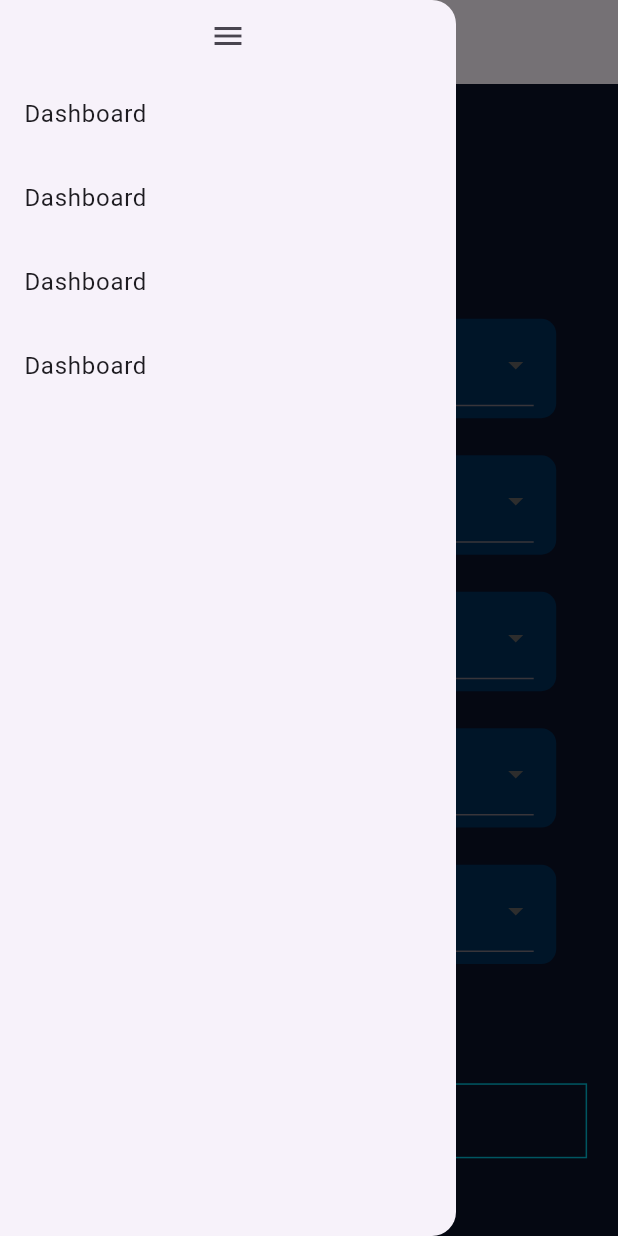
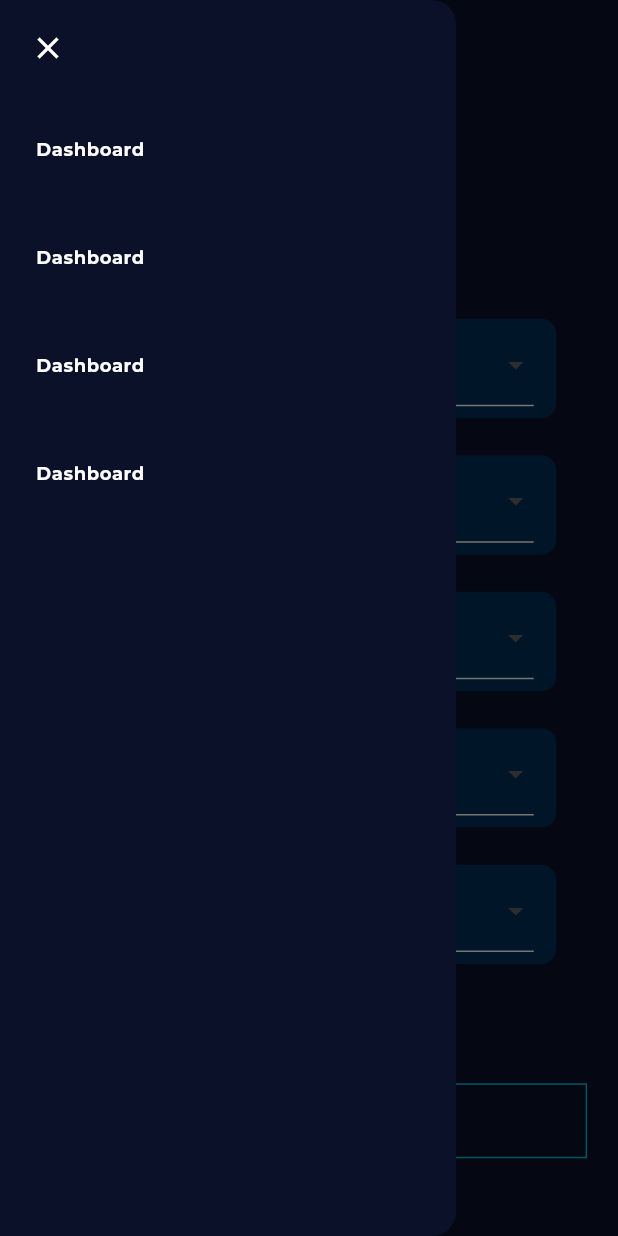
Before and after one commit to Jahanzaibhabib/OBD-flutter-app, a Flutter app: the Step1Screen screen opened directly, with the side drawer open, on a phone screen of 412 x 824 dp. Run offline on Flutter 3.47's test engine with Material 3 defaults, Android fonts, the phone set to English and light mode, and no system bars; our stand-ins replace google_fonts; missing offline and left inert: all_bluetooth.

Commit message:
Working on diagnostic Screen

```diff
--- a/lib/screens/appbar.dart
+++ b/lib/screens/appbar.dart
@@ -1,10 +1,25 @@
 import 'package:flutter/material.dart';
+import 'package:obd/providers/is_drawer_open_provider.dart';
+import 'package:obd/variables/functions_for_text_and_color_theme.dart';
 import 'package:obd/variables/variables.dart';
+import 'package:provider/provider.dart';
 
-PreferredSizeWidget CustomAppbar(){
+PreferredSizeWidget CustomAppbar(BuildContext context){
+
+  DrawerProvider provider = Provider.of<DrawerProvider>(context);
 
   return  AppBar(
-     title :  Text("data"),
+    backgroundColor: getColorScheme(context).primary,
+      leading: Builder(
+        builder: (newContext) {
+          return IconButton(onPressed: (){
+
+            openDrawer(newContext);
+          }, icon: Icon(Icons
+              .menu , color: Colors.white,));
+        }
+      ),
+
       automaticallyImplyLeading : false
 
   );
@@ -13,16 +28,16 @@ PreferredSizeWidget CustomAppbar(){
 
 
 
-void openDrawer() {
-    isDrawerOpen = true;
-    print('Drawer Opened');
+void openDrawer(BuildContext context) {
+  print("Open Drawer Clicked");
+    Scaffold.of(context).openDrawer();
 }
-
-void closeDrawer() {
-
-  isDrawerOpen = false;
-  print('Drawer Closed');
-
-
-
-}
+//
+// void closeDrawer() {
+//
+//   isDrawerOpen = false;
+//   print('Drawer Closed');
+//
+//
+//
+// }
--- a/lib/screens/drawer.dart
+++ b/lib/screens/drawer.dart
@@ -1,7 +1,10 @@
 import 'package:flutter/material.dart';
 import 'package:obd/providers/is_drawer_open_provider.dart';
+import 'package:obd/variables/colors.dart';
 import 'package:obd/variables/variables.dart';
 import 'package:provider/provider.dart';
+
+import '../variables/functions_for_text_and_color_theme.dart';
 
 List drawerItems = [{"title" : "Dashboard" , "onTap" : (){print("drawer is "
     "tapped");}} , {"title" : "Dashboard" , "onTap" : (){print("drawer is "
@@ -11,37 +14,58 @@ List drawerItems = [{"title" : "Dashboard" , "onTap" : (){print("drawer is "
 
 Widget CustomDrawer({required BuildContext context}){
 
-  DrawerProvider provider = Provider.of<DrawerProvider>(context);
 
   return Drawer(
-    child: Consumer<DrawerProvider>(
-      builder: (context, value, child) {
+
+    backgroundColor: getColorScheme(context).primary,
+
+
+        child : Builder(
+          builder: (context) {
             return Column(
+              mainAxisAlignment: MainAxisAlignment.start,
               children: [
-            IconButton(onPressed: (){
+                Padding(
+                  padding: const EdgeInsets.all(8.0),
+                  child: Align(
+                    alignment: Alignment.centerLeft,
+                    child: IconButton(
+                      color: Colors.white,
+                        alignment: AlignmentDirectional.bottomStart,
+                        onPressed: (){
 
-              value.toggleDrawer();
-              print(value.isDrawerOpen);
-              value.isDrawerOpen ?Scaffold.of(context).closeDrawer() :
-              Scaffold.of(context).openDrawer();
-              }, icon: Icon(value.isDrawerOpen?Icons.close : Icons.menu) ),
+
+                      Scaffold.of(context).closeDrawer();
+                      }, icon: Icon(Icons.close ) ),
+                  ),
+                ),
                 Expanded(
                   child: ListView.builder(itemCount: drawerItems.length,itemBuilder: (context, index) {
 
-                return ListTile(
+                    return Padding(
+                      padding: const EdgeInsets.all(8.0),
+                      child: ListTile(
 
-                  title: Text(drawerItems[index]["title"]),
+
+
+
+
+                        title: Text(drawerItems[index]["title"] , style: Theme
+                            .of(context).textTheme.bodySmall,),
                         onTap: drawerItems[index]["onTap"],
 
+                      ),
                     );
 
                   }, ),
                 ),
               ],
             );
-      },
+          }
+        )
 
-    ),
+
+
   );
 
 }
--- a/lib/screens/step1_screen.dart
+++ b/lib/screens/step1_screen.dart
@@ -25,7 +25,7 @@ class Step1Screen extends StatelessWidget {
   Widget build(BuildContext context) {
     return Scaffold(
 
-    appBar:CustomAppbar(),
+    appBar:CustomAppbar(context),
       drawer: CustomDrawer(context: context),
 
       body: Container(
```
Also changed, not shown: lib/components/diagnostics_card.dart (added, +29 -0 lines), lib/main.dart (+14 -1 lines), lib/screens/diagnotics.dart (added, +37 -0 lines), lib/variables/functions_for_text_and_color_theme.dart (added, +14 -0 lines), lib/variables/list_for_diagnostics_cards.dart (added, +27 -0 lines), lib/variables/text_theme.dart (added, +51 -0 lines), lib/variables/colors.dart (line endings or trailing spaces), 1 other file. Lines whose indentation alone changed are shown as unchanged.
